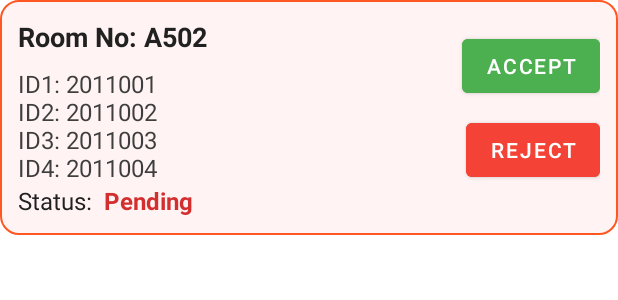
After one commit to Arafat-Porosh/HallEase, an Android app: the layout item_room_request.xml on its own in the app's theme, with its tools: preview values and no code run, on a phone screen of 412 x 824 dp. The commit adds this screen. Shown: the top 300 px of the screen. Run offline under Robolectric (Android 15) with nearby library versions, the phone set to English and light mode, and no system bars.

Commit message:
Change Committed

```diff
--- /dev/null
+++ b/app/src/main/res/drawable/rounded_background.xml
@@ -0,0 +1,5 @@
+<shape xmlns:android="http://schemas.android.com/apk/res/android">
+    <solid android:color="#FFFFFF" />
+    <corners android:radius="16dp" />
+    <elevation android:elevation="4dp"/>
+</shape>
--- /dev/null
+++ b/app/src/main/res/drawable/rounded_card_background.xml
@@ -0,0 +1,5 @@
+<shape xmlns:android="http://schemas.android.com/apk/res/android">
+    <solid android:color="#FFF3F3" />
+    <corners android:radius="12dp" />
+    <stroke android:color="#FF5722" android:width="1dp" />
+</shape>
--- /dev/null
+++ b/app/src/main/res/layout/item_room_request.xml
@@ -0,0 +1,79 @@
+<androidx.constraintlayout.widget.ConstraintLayout
+    xmlns:android="http://schemas.android.com/apk/res/android"
+    xmlns:app="http://schemas.android.com/apk/res-auto"
+    android:layout_width="match_parent"
+    android:layout_height="wrap_content"
+    android:padding="12dp"
+    android:layout_marginBottom="8dp"
+    android:background="@drawable/rounded_card_background">
+
+    <TextView
+        android:id="@+id/tv_room_number"
+        android:layout_width="0dp"
+        android:layout_height="wrap_content"
+        android:text="@string/room_no_a502"
+        android:textSize="18sp"
+        android:textColor="@color/primary_text_color"
+        android:textStyle="bold"
+        app:layout_constraintStart_toStartOf="parent"
+        app:layout_constraintTop_toTopOf="parent"
+        app:layout_constraintEnd_toEndOf="parent" />
+
+    <TextView
+        android:id="@+id/tv_student_ids"
+        android:layout_width="0dp"
+        android:layout_height="wrap_content"
+        android:layout_marginTop="8dp"
+        android:text="@string/id1_2011001_nid2_2011002_nid3_2011003_nid4_2011004"
+        android:textSize="16sp"
+        android:textColor="#3E3E3E"
+        app:layout_constraintStart_toStartOf="parent"
+        app:layout_constraintTop_toBottomOf="@id/tv_room_number"
+        app:layout_constraintEnd_toEndOf="parent" />
+
+    <TextView
+        android:id="@+id/tv_status_label"
+        android:layout_width="wrap_content"
+        android:layout_height="wrap_content"
+        android:text="@string/status"
+        android:textSize="16sp"
+        android:textColor="@color/primary_text_color"
+        app:layout_constraintStart_toStartOf="parent"
+        app:layout_constraintTop_toBottomOf="@id/tv_student_ids"
+        app:layout_constraintBottom_toBottomOf="parent" />
+
+    <TextView
+        android:id="@+id/tv_status"
+        android:layout_width="wrap_content"
+        android:layout_height="wrap_content"
+        android:layout_marginStart="8dp"
+        android:text="@string/pending"
+        android:textSize="16sp"
+        android:textStyle="bold"
+        android:textColor="@color/status_pending"
+        app:layout_constraintStart_toEndOf="@id/tv_status_label"
+        app:layout_constraintTop_toTopOf="@id/tv_status_label" />
+
+    <Button
+        android:id="@+id/btn_accept"
+        android:layout_width="wrap_content"
+        android:layout_height="wrap_content"
+        android:layout_marginTop="8dp"
+        android:text="@string/accept"
+        android:textColor="@android:color/white"
+        android:backgroundTint="@color/accept_button_color"
+        app:layout_constraintTop_toTopOf="parent"
+        app:layout_constraintEnd_toEndOf="parent" />
+
+    <Button
+        android:id="@+id/btn_reject"
+        android:layout_width="wrap_content"
+        android:layout_height="wrap_content"
+        android:layout_marginTop="8dp"
+        android:text="@string/reject"
+        android:textColor="@android:color/white"
+        android:backgroundTint="@color/reject_button_color"
+        app:layout_constraintTop_toBottomOf="@id/btn_accept"
+        app:layout_constraintEnd_toEndOf="parent" />
+
+</androidx.constraintlayout.widget.ConstraintLayout>
--- a/app/src/main/res/values/colors.xml
+++ b/app/src/main/res/values/colors.xml
@@ -169,4 +169,11 @@
     <color name="md_theme_surfaceContainer_highContrast">#EEEFE3</color>
     <color name="md_theme_surfaceContainerHigh_highContrast">#E8E9DE</color>
     <color name="md_theme_surfaceContainerHighest_highContrast">#E2E3D8</color>
+    <color name="background_color">#F5F5F5</color>
+    <color name="primary_text_color">#212121</color>
+    <color name="secondary_text_color">#757575</color>
+    <color name="status_pending">#D32F2F</color>
+    <color name="accept_button_color">#4CAF50</color>
+    <color name="reject_button_color">#F44336</color>
+
 </resources>
--- a/app/src/main/res/values/strings.xml
+++ b/app/src/main/res/values/strings.xml
@@ -47,4 +47,14 @@
     <string name="add">Add</string>
     <string name="room_no">Room No.</string>
     <string name="room_no_a503">Room no A503</string>
+    <string name="student_id_123456">Student ID: 123456</string>
+    <string name="department_cse">Department: CSE</string>
+    <string name="phone_123_456_7890">Phone: 123-456-7890</string>
+    <string name="remove">Remove</string>
+    <string name="reject">Reject</string>
+    <string name="accept">Accept</string>
+    <string name="pending">Pending</string>
+    <string name="status">Status:</string>
+    <string name="id1_2011001_nid2_2011002_nid3_2011003_nid4_2011004">ID1: 2011001\nID2: 2011002\nID3: 2011003\nID4: 2011004</string>
+    <string name="room_no_a502">Room No: A502</string>
 </resources>
```
Also changed, not shown: app/src/main/AndroidManifest.xml (+13 -4 lines), app/src/main/java/com/arafatporosh/hallmanagement/roomrequestadmin/RoomRequest.kt (added, +9 -0 lines), app/src/main/java/com/arafatporosh/hallmanagement/roomrequestadmin/RoomRequestActivity.kt (added, +106 -0 lines), app/src/main/java/com/arafatporosh/hallmanagement/roomrequestadmin/RoomRequestAdapter.kt (added, +62 -0 lines), app/src/main/res/layout/activity_room_request.xml (added, +34 -0 lines), app/src/main/res/layout/item_student.xml (+5 -5 lines).
